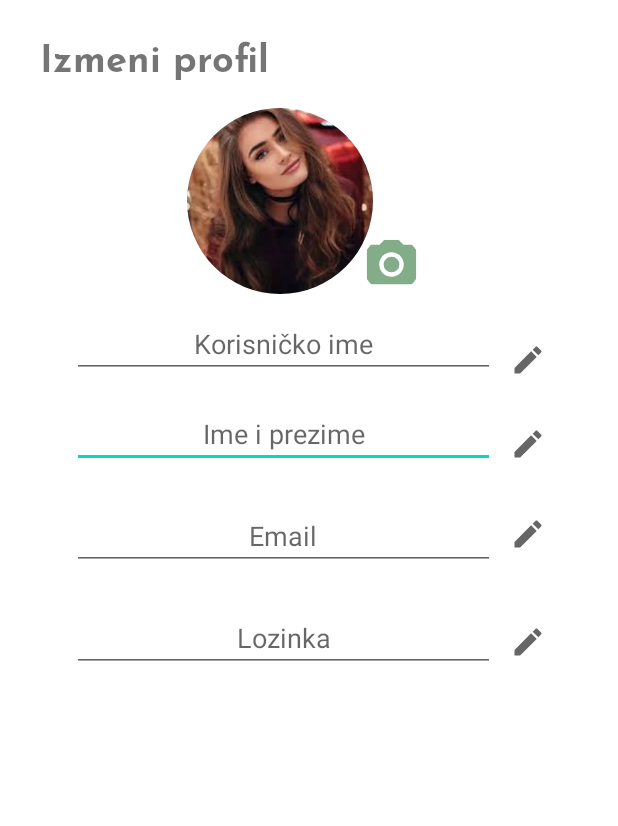
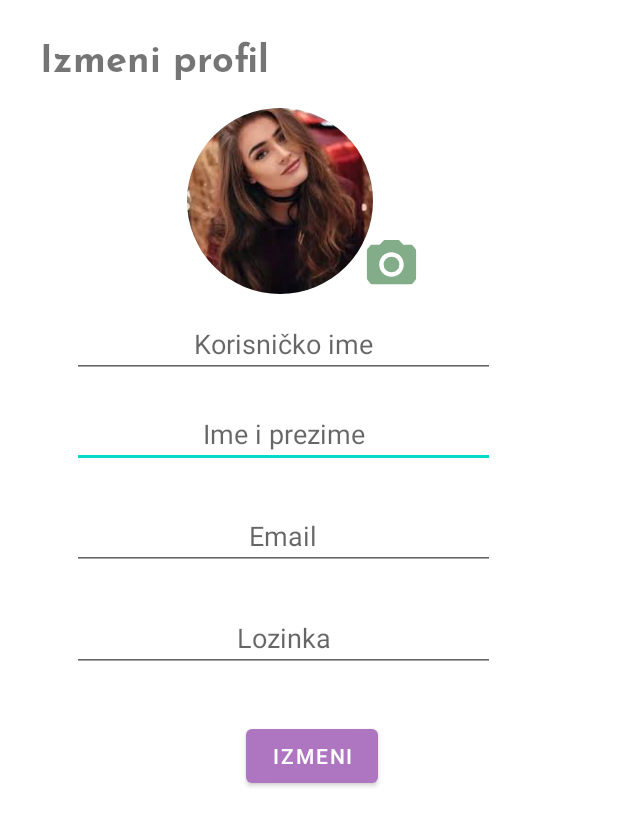
Before and after one commit to apetrovic2/SkuciSe, an Android app: the layout activity_edit_profile.xml on its own in the app's theme, with its tools: preview values and no code run, on a phone screen of 412 x 824 dp. Shown: the top 826 px of the screen. Run offline under Robolectric (Android 15) with nearby library versions, the phone set to English and light mode, and no system bars.

```diff
--- a/SkuciSe/app/src/main/res/layout/activity_edit_profile.xml
+++ b/SkuciSe/app/src/main/res/layout/activity_edit_profile.xml
@@ -17,6 +17,18 @@
         android:textSize="25dp"
         app:layout_constraintEnd_toEndOf="parent"
         app:layout_constraintTop_toTopOf="parent" />
+
+    <Button
+        android:id="@+id/button3"
+        android:layout_width="wrap_content"
+        android:layout_height="wrap_content"
+        android:layout_marginTop="32dp"
+        android:layout_marginEnd="160dp"
+        android:text="Izmeni"
+        android:textColor="@color/white"
+        app:backgroundTint="#ae76c1"
+        app:layout_constraintEnd_toEndOf="parent"
+        app:layout_constraintTop_toBottomOf="@+id/editTextPassword" />
 
     <de.hdodenhof.circleimageview.CircleImageView
         android:id="@+id/profilePicture"
@@ -41,30 +53,6 @@
         android:textAlignment="center"
         app:layout_constraintStart_toStartOf="parent"
         app:layout_constraintTop_toBottomOf="@+id/editTextUsername" />
-
-    <ImageButton
-        android:id="@+id/imageButton8"
-        android:layout_width="wrap_content"
-        android:layout_height="wrap_content"
-        android:layout_marginTop="36dp"
-        android:background="@color/white"
-        android:src="@drawable/ic_baseline_edit_24"
-        app:layout_constraintEnd_toEndOf="parent"
-        app:layout_constraintHorizontal_bias="0.175"
-        app:layout_constraintStart_toEndOf="@+id/editTextEmail"
-        app:layout_constraintTop_toBottomOf="@+id/imageButton4" />
-
-    <ImageButton
-        android:id="@+id/imageButton9"
-        android:layout_width="wrap_content"
-        android:layout_height="wrap_content"
-        android:layout_marginTop="48dp"
-        android:background="@color/white"
-        android:src="@drawable/ic_baseline_edit_24"
-        app:layout_constraintEnd_toEndOf="parent"
-        app:layout_constraintHorizontal_bias="0.175"
-        app:layout_constraintStart_toEndOf="@+id/editTextPassword"
-        app:layout_constraintTop_toBottomOf="@+id/imageButton8" />
 
     <EditText
         android:id="@+id/editTextPassword"
@@ -108,30 +96,6 @@
         app:layout_constraintStart_toStartOf="parent"
         app:layout_constraintTop_toBottomOf="@+id/editTextFirstLastName" />
 
-    <ImageButton
-        android:id="@+id/imageButton2"
-        android:layout_width="wrap_content"
-        android:layout_height="wrap_content"
-        android:layout_marginTop="228dp"
-        android:background="@color/white"
-        android:src="@drawable/ic_baseline_edit_24"
-        app:layout_constraintEnd_toEndOf="parent"
-        app:layout_constraintHorizontal_bias="0.175"
-        app:layout_constraintStart_toEndOf="@+id/editTextUsername"
-        app:layout_constraintTop_toTopOf="parent" />
-
-    <ImageButton
-        android:id="@+id/imageButton4"
-        android:layout_width="wrap_content"
-        android:layout_height="wrap_content"
-        android:layout_marginTop="32dp"
-        android:background="@color/white"
-        android:src="@drawable/ic_baseline_edit_24"
-        app:layout_constraintEnd_toEndOf="parent"
-        app:layout_constraintHorizontal_bias="0.175"
-        app:layout_constraintStart_toEndOf="@+id/editTextFirstLastName"
-        app:layout_constraintTop_toBottomOf="@+id/imageButton2" />
-
     <de.hdodenhof.circleimageview.CircleImageView
         android:id="@+id/imageButton10"
         android:layout_width="38dp"
```
Also changed, not shown: SkuciSe/app/src/main/java/com/example/myapplication/EditProfile.kt (+8 -0 lines), SkuciSe/app/src/main/java/com/example/myapplication/Profile.kt (+26 -0 lines), SkuciSe/app/src/main/res/layout/activity_home_page2.xml (+6 -3 lines), SkuciSe/app/src/main/res/layout/activity_profile.xml (+9 -1 lines).
